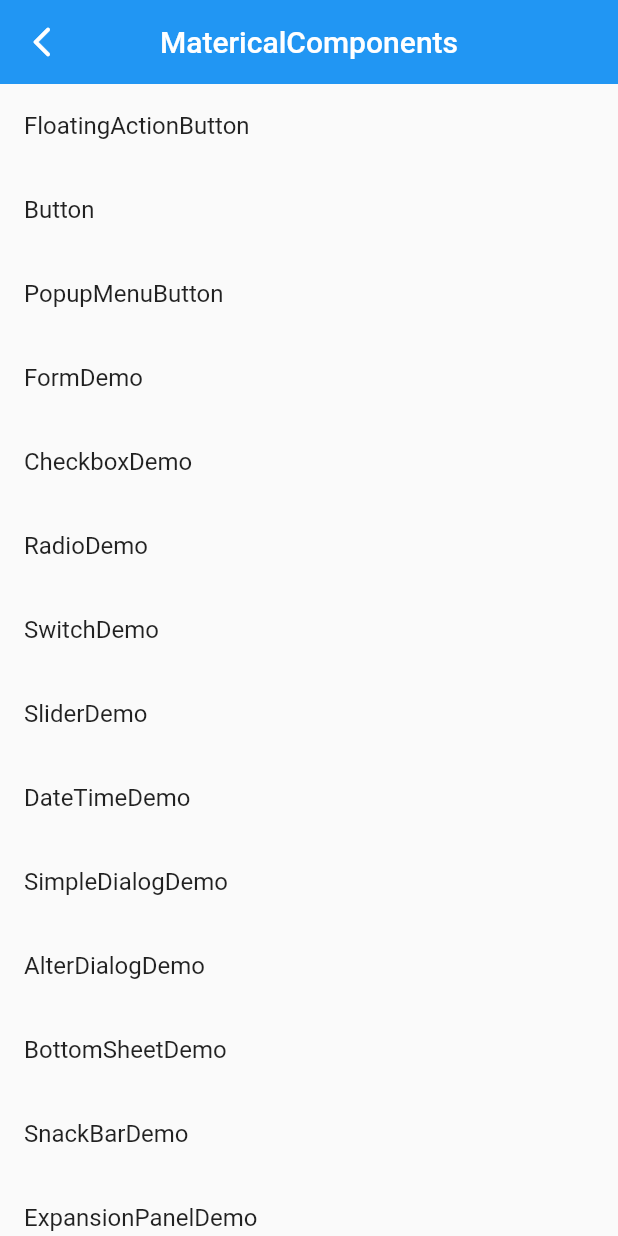
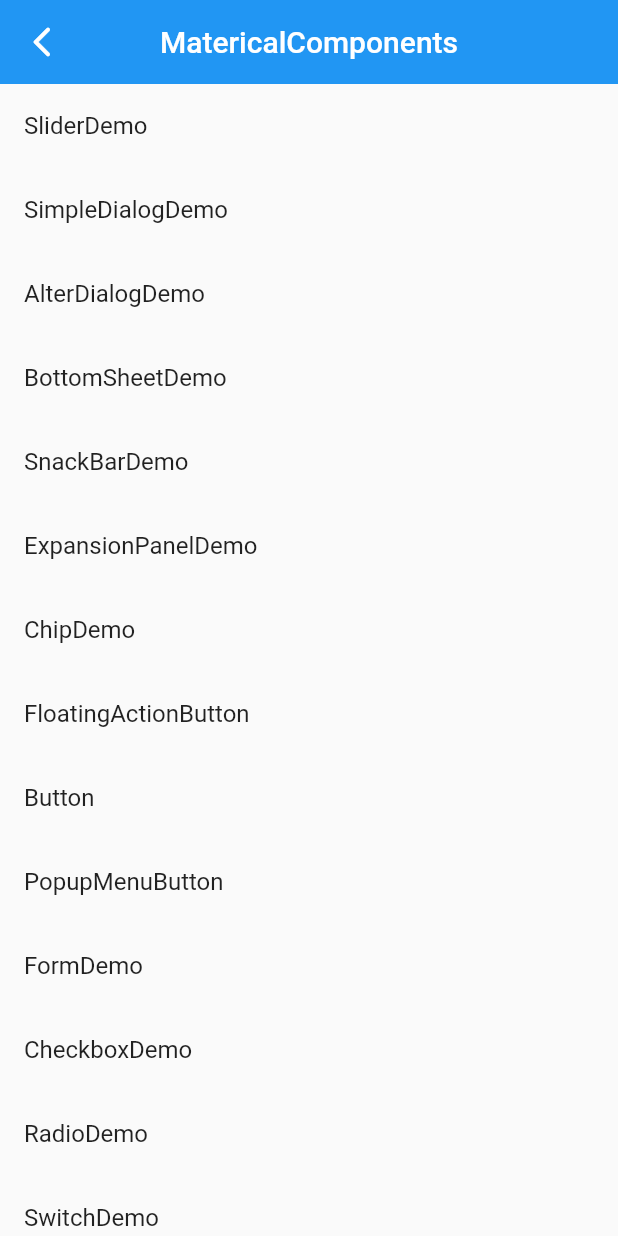
Before and after one commit to 390057892/flutter_widght, a Flutter app: the MatericalComponents screen opened by its route, on a phone screen of 412 x 824 dp. Run offline on Flutter 3.47's test engine with Material 2 defaults, Android fonts, the phone set to English and light mode, and no system bars; network calls fail.

Commit message:
chip demo

```diff
--- a/lib/demo/material_components.dart
+++ b/lib/demo/material_components.dart
@@ -1,4 +1,5 @@
 import 'package:flutter/material.dart';
+import 'package:widght_flutter/demo/chip_demo.dart';
 import 'package:widght_flutter/demo/expansion_panel_demo.dart';
 import '../demo/button_demo.dart';
 import '../demo/floating_action_button.dart';
@@ -24,21 +25,21 @@ class MatericalComponents extends StatelessWidget {
       ),
       body: ListView(
         children: <Widget>[
-          ListItem(
-              title: 'FloatingActionButton', page: FloatingActionButtonDemo()),
+          ListItem(title: 'SliderDemo', page: SliderDemo()),
+          ListItem(title: 'SimpleDialogDemo', page: SimpleDialogDemo()),
+          ListItem(title: 'AlterDialogDemo', page: AlterDialogDemo()),
+          ListItem(title: 'BottomSheetDemo', page: BottomSheetDemo()),
+          ListItem(title: 'SnackBarDemo', page: SnackBarDemo()),
+          ListItem(title: 'ExpansionPanelDemo', page: ExpansionPanelDemo()),
+          ListItem(title: 'ChipDemo', page: ChipDemo()),
+          ListItem(title: 'FloatingActionButton', page: FloatingActionButtonDemo()),
           ListItem(title: 'Button', page: ButtonDemo()),
           ListItem(title: 'PopupMenuButton', page: PopupMenuButtonDemo()),
           ListItem(title: 'FormDemo', page: FormDemo()),
           ListItem(title: 'CheckboxDemo', page: CheckboxDemo()),
           ListItem(title: 'RadioDemo', page: RadioDemo()),
           ListItem(title: 'SwitchDemo', page: SwitchDemo()),
-          ListItem(title: 'SliderDemo', page: SliderDemo()),
           ListItem(title: 'DateTimeDemo', page: DateTimeDemo()),
-          ListItem(title: 'SimpleDialogDemo', page: SimpleDialogDemo()),
-          ListItem(title: 'AlterDialogDemo', page: AlterDialogDemo()),
-          ListItem(title: 'BottomSheetDemo', page: BottomSheetDemo()),
-          ListItem(title: 'SnackBarDemo', page: SnackBarDemo()),
-          ListItem(title: 'ExpansionPanelDemo', page: ExpansionPanelDemo()),
         ],
       ),
     );
```
Also changed, not shown: lib/demo/chip_demo.dart (added, +66 -0 lines).
